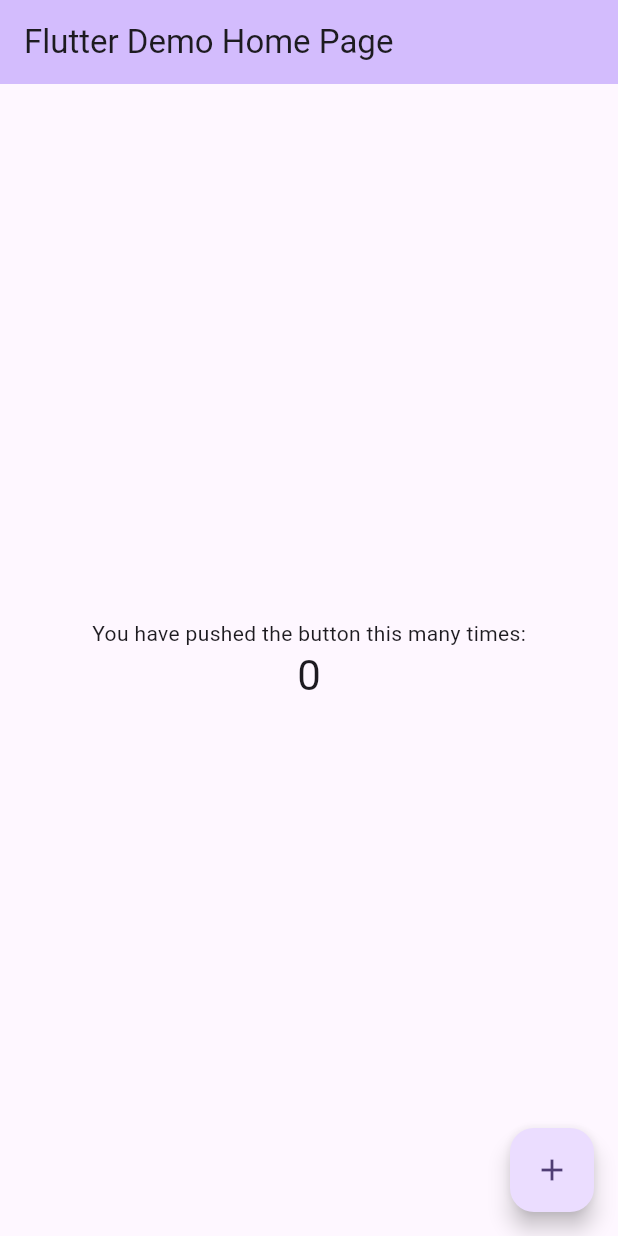
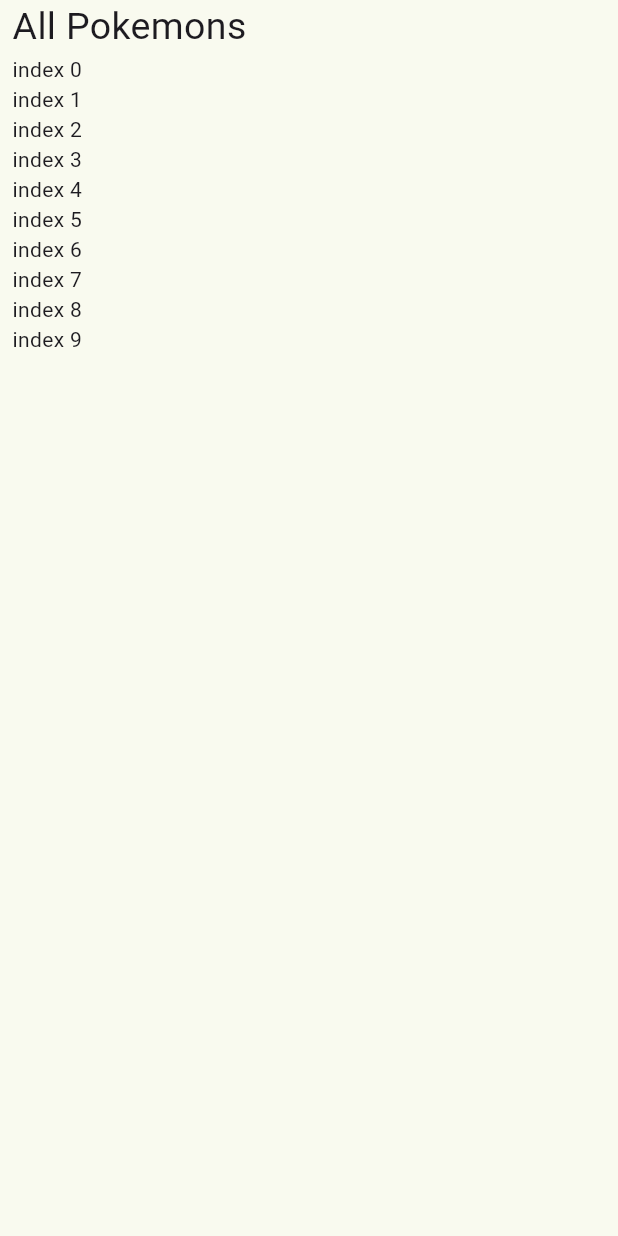
Before and after one commit to Mowgle88/pokemons_app, a Flutter app: the screen it shows after launch, on a phone screen of 412 x 824 dp. Run offline on Flutter 3.47's test engine with Material 3 defaults, Android fonts, the phone set to English and light mode, and no system bars; our stand-ins replace flutter_riverpod, google_fonts.

Commit message:
feat: add home-page

```diff
--- a/lib/main.dart
+++ b/lib/main.dart
@@ -1,125 +1,25 @@
 import 'package:flutter/material.dart';
+import 'package:flutter_riverpod/flutter_riverpod.dart';
+import 'package:google_fonts/google_fonts.dart';
+import 'package:pokemons_app/pages/home_page.dart';
 
-void main() {
-  runApp(const MyApp());
+void main() async {
+  runApp(const ProviderScope(child: MyApp()));
 }
 
 class MyApp extends StatelessWidget {
   const MyApp({super.key});
-
-  // This widget is the root of your application.
   @override
   Widget build(BuildContext context) {
     return MaterialApp(
-      title: 'Flutter Demo',
+      title: 'Pokemons',
+      debugShowCheckedModeBanner: false,
       theme: ThemeData(
-        // This is the theme of your application.
-        //
-        // TRY THIS: Try running your application with "flutter run". You'll see
-        // the application has a purple toolbar. Then, without quitting the app,
-        // try changing the seedColor in the colorScheme below to Colors.green
-        // and then invoke "hot reload" (save your changes or press the "hot
-        // reload" button in a Flutter-supported IDE, or press "r" if you used
-        // the command line to start the app).
-        //
-        // Notice that the counter didn't reset back to zero; the application
-        // state is not lost during the reload. To reset the state, use hot
-        // restart instead.
-        //
-        // This works for code too, not just values: Most code changes can be
-        // tested with just a hot reload.
-        colorScheme: ColorScheme.fromSeed(seedColor: Colors.deepPurple),
+        colorScheme: ColorScheme.fromSeed(seedColor: Colors.lightGreen),
         useMaterial3: true,
+        textTheme: GoogleFonts.quattrocentoSansTextTheme(),
       ),
-      home: const MyHomePage(title: 'Flutter Demo Home Page'),
+      home: const HomePage(),
     );
   }
 }
-
-class MyHomePage extends StatefulWidget {
-  const MyHomePage({super.key, required this.title});
-
-  // This widget is the home page of your application. It is stateful, meaning
-  // that it has a State object (defined below) that contains fields that affect
-  // how it looks.
-
-  // This class is the configuration for the state. It holds the values (in this
-  // case the title) provided by the parent (in this case the App widget) and
-  // used by the build method of the State. Fields in a Widget subclass are
-  // always marked "final".
-
-  final String title;
-
-  @override
-  State<MyHomePage> createState() => _MyHomePageState();
-}
-
-class _MyHomePageState extends State<MyHomePage> {
-  int _counter = 0;
-
-  void _incrementCounter() {
-    setState(() {
-      // This call to setState tells the Flutter framework that something has
-      // changed in this State, which causes it to rerun the build method below
-      // so that the display can reflect the updated values. If we changed
-      // _counter without calling setState(), then the build method would not be
-      // called again, and so nothing would appear to happen.
-      _counter++;
-    });
-  }
-
-  @override
-  Widget build(BuildContext context) {
-    // This method is rerun every time setState is called, for instance as done
-    // by the _incrementCounter method above.
-    //
-    // The Flutter framework has been optimized to make rerunning build methods
-    // fast, so that you can just rebuild anything that needs updating rather
-    // than having to individually change instances of widgets.
-    return Scaffold(
-      appBar: AppBar(
-        // TRY THIS: Try changing the color here to a specific color (to
-        // Colors.amber, perhaps?) and trigger a hot reload to see the AppBar
-        // change color while the other colors stay the same.
-        backgroundColor: Theme.of(context).colorScheme.inversePrimary,
-        // Here we take the value from the MyHomePage object that was created by
-        // the App.build method, and use it to set our appbar title.
-        title: Text(widget.title),
-      ),
-      body: Center(
-        // Center is a layout widget. It takes a single child and positions it
-        // in the middle of the parent.
-        child: Column(
-          // Column is also a layout widget. It takes a list of children and
-          // arranges them vertically. By default, it sizes itself to fit its
-          // children horizontally, and tries to be as tall as its parent.
-          //
-          // Column has various properties to control how it sizes itself and
-          // how it positions its children. Here we use mainAxisAlignment to
-          // center the children vertically; the main axis here is the vertical
-          // axis because Columns are vertical (the cross axis would be
-          // horizontal).
-          //
-          // TRY THIS: Invoke "debug painting" (choose the "Toggle Debug Paint"
-          // action in the IDE, or press "p" in the console), to see the
-          // wireframe for each widget.
-          mainAxisAlignment: MainAxisAlignment.center,
-          children: <Widget>[
-            const Text(
-              'You have pushed the button this many times:',
-            ),
-            Text(
-              '$_counter',
-              style: Theme.of(context).textTheme.headlineMedium,
-            ),
-          ],
-        ),
-      ),
-      floatingActionButton: FloatingActionButton(
-        onPressed: _incrementCounter,
-        tooltip: 'Increment',
-        child: const Icon(Icons.add),
-      ), // This trailing comma makes auto-formatting nicer for build methods.
-    );
-  }
-}
--- /dev/null
+++ b/lib/pages/home_page.dart
@@ -0,0 +1,57 @@
+import 'package:flutter/material.dart';
+import 'package:flutter_riverpod/flutter_riverpod.dart';
+
+class HomePage extends ConsumerStatefulWidget {
+  const HomePage({super.key});
+
+  @override
+  ConsumerState<HomePage> createState() => _HomePageState();
+}
+
+class _HomePageState extends ConsumerState<HomePage> {
+  @override
+  Widget build(BuildContext context) {
+    final size = MediaQuery.of(context).size;
+
+    return Scaffold(
+      body: SafeArea(
+        child: SingleChildScrollView(
+          child: Container(
+            width: size.width,
+            padding: EdgeInsets.symmetric(
+              horizontal: size.width * 0.02,
+            ),
+            child: Column(
+              mainAxisAlignment: MainAxisAlignment.spaceBetween,
+              crossAxisAlignment: CrossAxisAlignment.start,
+              children: [
+                SizedBox(
+                  width: size.width,
+                  child: Column(
+                    mainAxisAlignment: MainAxisAlignment.start,
+                    crossAxisAlignment: CrossAxisAlignment.start,
+                    children: [
+                      const Text(
+                        "All Pokemons",
+                        style: TextStyle(fontSize: 25),
+                      ),
+                      SizedBox(
+                        height: size.height * 0.6,
+                        child: ListView.builder(
+                          itemCount: 10,
+                          itemBuilder: (context, index) {
+                            return Text("index $index");
+                          },
+                        ),
+                      )
+                    ],
+                  ),
+                )
+              ],
+            ),
+          ),
+        ),
+      ),
+    );
+  }
+}
```
